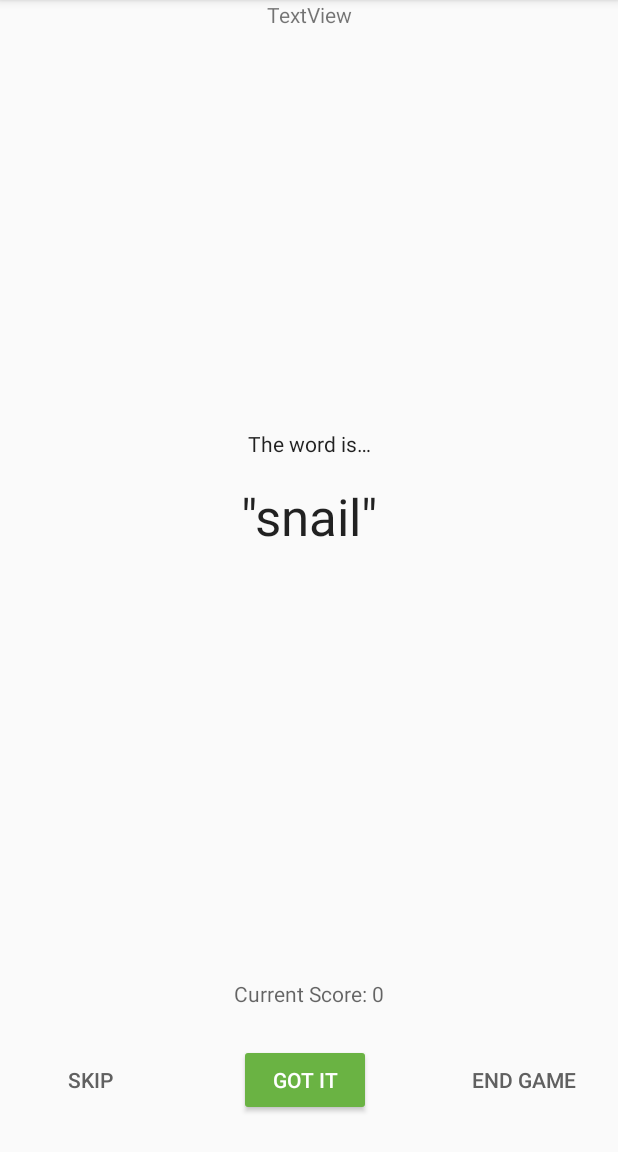
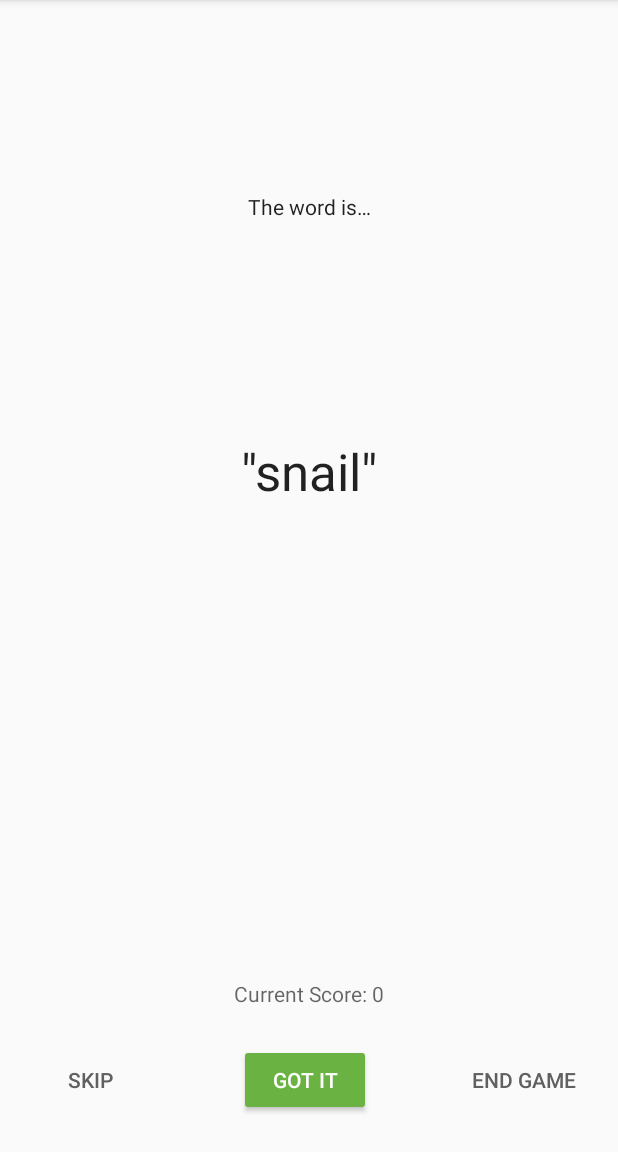
Before and after one commit to NCBarrett/GuessTheWord, an Android app: the GameFragment screen opened through its navigation route, on a phone screen of 412 x 824 dp, the part 84-1236 px from its top. Run offline under Robolectric (Android 15) with nearby library versions, the phone set to English and light mode, and no system bars; our stand-ins replace data binding; 2 statements that could not run were skipped.

Commit message:
Almost finished with challenge

```diff
--- a/app/src/main/java/com/example/android/guesstheword/screens/game/GameViewModel.kt
+++ b/app/src/main/java/com/example/android/guesstheword/screens/game/GameViewModel.kt
@@ -49,6 +49,13 @@ class GameViewModel : ViewModel() {
     /** The String version of the current time */
     val currentTimeString = Transformations.map(currentTime) { time ->
         DateUtils.formatElapsedTime(time)
+    }
+
+    /** The Hint for the current word */
+    val wordHint = Transformations.map(word) { word ->
+        val randomPosition = (1..word.length).random()
+        "Current word has " + word.length + " letters" + "\nThe letter at position " + randomPosition + " is " +
+                (word.get(randomPosition - 1)).uppercase()
     }
 
     private val timer: CountDownTimer
--- a/app/src/main/res/layout/game_fragment.xml
+++ b/app/src/main/res/layout/game_fragment.xml
@@ -45,7 +45,7 @@
             app:layout_constraintHorizontal_bias="0.5"
             app:layout_constraintStart_toStartOf="parent"
             app:layout_constraintTop_toTopOf="parent"
-            app:layout_constraintVertical_chainStyle="packed" />
+            />
 
         <TextView
             android:id="@+id/word_text"
@@ -58,12 +58,11 @@
             android:textColor="@color/black_text_color"
             android:textSize="34sp"
             android:textStyle="normal"
-            app:layout_constraintBottom_toTopOf="@+id/score_text"
+            app:layout_constraintBottom_toTopOf="@id/wordHint"
             app:layout_constraintEnd_toEndOf="parent"
             app:layout_constraintHorizontal_bias="0.5"
             app:layout_constraintStart_toStartOf="parent"
             app:layout_constraintTop_toBottomOf="@+id/word_is_text"
-            app:layout_constraintVertical_chainStyle="packed"
             tools:text="&quot;Tuna&quot;" />
 
         <TextView
@@ -146,13 +145,16 @@
             app:layout_constraintTop_toTopOf="@+id/guideline" />
 
         <TextView
-            android:id="@+id/textView"
+            android:id="@+id/wordHint"
             android:layout_width="wrap_content"
             android:layout_height="wrap_content"
-            android:text="TextView"
+            android:text="@{gameViewModel.wordHint}"
+            android:textSize="24sp"
+            app:layout_constraintBottom_toTopOf="@id/timer_text"
             app:layout_constraintEnd_toEndOf="parent"
+            app:layout_constraintHorizontal_bias="0.498"
             app:layout_constraintStart_toStartOf="parent"
-            tools:layout_editor_absoluteY="453dp" />
+            app:layout_constraintTop_toBottomOf="@+id/word_text" />
 
     </androidx.constraintlayout.widget.ConstraintLayout>
 </layout>
--- a/app/src/main/res/values/strings.xml
+++ b/app/src/main/res/values/strings.xml
@@ -27,4 +27,5 @@
     <string name="word_is">The word is…</string>
     <string name="quote_format">\"%s\"</string>
     <string name="score_format">Current Score: %d</string>
+    <string name="hint">hint</string>
 </resources>
```
